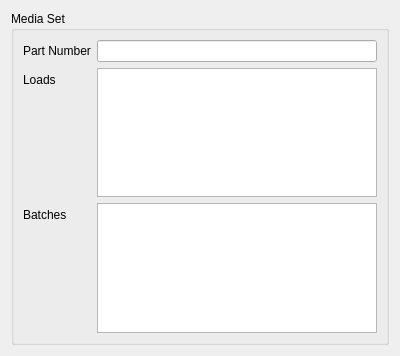
Old version of the form lib/arinc665_qt/media/MediaSetWidget.ui in the repository hirah2205/ARINC-665.
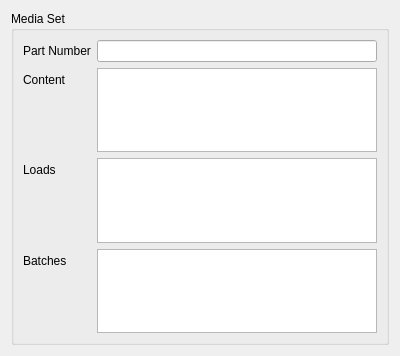
New version of the form.

Commit message:
Remove Media/ Medium
Remove classes and adopt new structure
Use MediumNumber class
Adopt QT Media modell
Adopt tests

What changed in the file:
```diff
--- a/lib/arinc665_qt/media/MediaSetWidget.ui
+++ b/lib/arinc665_qt/media/MediaSetWidget.ui
@@ -38,26 +38,26 @@
         </property>
        </widget>
       </item>
-      <item row="1" column="1">
-       <widget class="QTableView" name="loads">
-        <property name="alternatingRowColors">
-         <bool>true</bool>
-        </property>
-        <property name="selectionMode">
-         <enum>QAbstractItemView::NoSelection</enum>
-        </property>
-        <property name="selectionBehavior">
-         <enum>QAbstractItemView::SelectRows</enum>
-        </property>
-        <attribute name="horizontalHeaderStretchLastSection">
-         <bool>true</bool>
-        </attribute>
-        <attribute name="verticalHeaderVisible">
-         <bool>false</bool>
-        </attribute>
-       </widget>
-      </item>
       <item row="2" column="1">
+       <widget class="QTableView" name="loads">
+        <property name="alternatingRowColors">
+         <bool>true</bool>
+        </property>
+        <property name="selectionMode">
+         <enum>QAbstractItemView::NoSelection</enum>
+        </property>
+        <property name="selectionBehavior">
+         <enum>QAbstractItemView::SelectRows</enum>
+        </property>
+        <attribute name="horizontalHeaderStretchLastSection">
+         <bool>true</bool>
+        </attribute>
+        <attribute name="verticalHeaderVisible">
+         <bool>false</bool>
+        </attribute>
+       </widget>
+      </item>
+      <item row="3" column="1">
        <widget class="QTableView" name="batches">
         <property name="alternatingRowColors">
          <bool>true</bool>
@@ -76,18 +76,50 @@
         </attribute>
        </widget>
       </item>
-      <item row="1" column="0">
+      <item row="2" column="0">
        <widget class="QLabel" name="lblLoads">
         <property name="text">
          <string>Loads</string>
         </property>
        </widget>
       </item>
-      <item row="2" column="0">
+      <item row="3" column="0">
        <widget class="QLabel" name="lblBatches">
         <property name="text">
          <string>Batches</string>
         </property>
+        <property name="buddy">
+         <cstring>batches</cstring>
+        </property>
+       </widget>
+      </item>
+      <item row="1" column="0">
+       <widget class="QLabel" name="lblContent">
+        <property name="text">
+         <string>Content</string>
+        </property>
+        <property name="buddy">
+         <cstring>content</cstring>
+        </property>
+       </widget>
+      </item>
+      <item row="1" column="1">
+       <widget class="QTableView" name="content">
+        <property name="alternatingRowColors">
+         <bool>true</bool>
+        </property>
+        <property name="selectionMode">
+         <enum>QAbstractItemView::NoSelection</enum>
+        </property>
+        <property name="selectionBehavior">
+         <enum>QAbstractItemView::SelectRows</enum>
+        </property>
+        <attribute name="horizontalHeaderStretchLastSection">
+         <bool>true</bool>
+        </attribute>
+        <attribute name="verticalHeaderVisible">
+         <bool>false</bool>
+        </attribute>
        </widget>
       </item>
      </layout>
```
Left out of the diff: 6 changed lines with no effect on the pictures. The commit also changes 75 other files.
